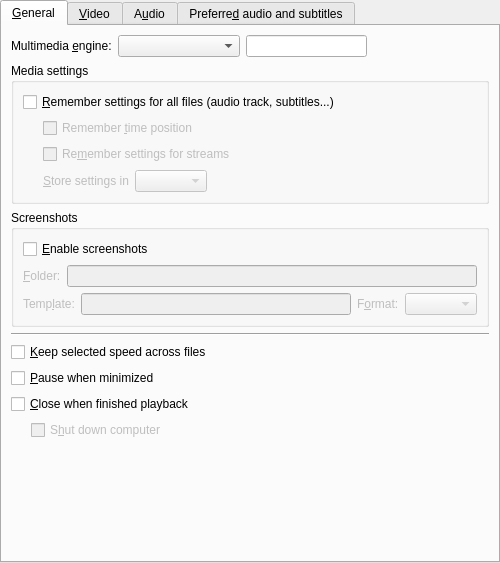
Above: src/prefgeneral.ui from smplayer-dev/smplayer before the change. Below: the same form after it.
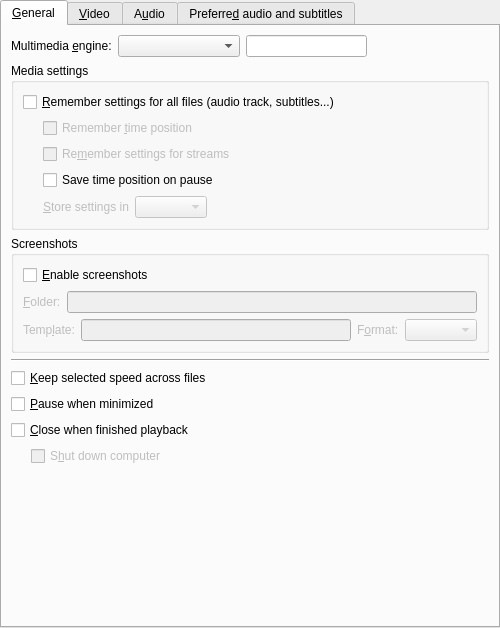
That is the form after the change. Custom widgets are drawn as their Qt base class.

Commit message: Add setting for saving recents and video position on pause

Diff of the .ui file:
```diff
--- a/src/prefgeneral.ui
+++ b/src/prefgeneral.ui
@@ -7,7 +7,7 @@
     <x>0</x>
     <y>0</y>
     <width>500</width>
-    <height>563</height>
+    <height>628</height>
    </rect>
   </property>
   <layout class="QVBoxLayout">
@@ -85,39 +85,7 @@
           </item>
           <item>
            <layout class="QGridLayout">
-            <item row="0" column="0" rowspan="3">
-             <spacer>
-              <property name="orientation">
-               <enum>Qt::Horizontal</enum>
-              </property>
-              <property name="sizeType">
-               <enum>QSizePolicy::Preferred</enum>
-              </property>
-              <property name="sizeHint" stdset="0">
-               <size>
-                <width>20</width>
-                <height>61</height>
-               </size>
-              </property>
-             </spacer>
-            </item>
-            <item row="0" column="1">
-             <widget class="QCheckBox" name="remember_time_check">
-              <property name="enabled">
-               <bool>false</bool>
-              </property>
-              <property name="sizePolicy">
-               <sizepolicy hsizetype="MinimumExpanding" vsizetype="Fixed">
-                <horstretch>0</horstretch>
-                <verstretch>0</verstretch>
-               </sizepolicy>
-              </property>
-              <property name="text">
-               <string>Remember &amp;time position</string>
-              </property>
-             </widget>
-            </item>
-            <item row="2" column="1">
+            <item row="3" column="1">
              <layout class="QHBoxLayout">
               <item>
                <widget class="QLabel" name="filesettings_method_label">
@@ -154,6 +122,38 @@
               </item>
              </layout>
             </item>
+            <item row="0" column="0" rowspan="4">
+             <spacer>
+              <property name="orientation">
+               <enum>Qt::Orientation::Horizontal</enum>
+              </property>
+              <property name="sizeType">
+               <enum>QSizePolicy::Policy::Preferred</enum>
+              </property>
+              <property name="sizeHint" stdset="0">
+               <size>
+                <width>20</width>
+                <height>61</height>
+               </size>
+              </property>
+             </spacer>
+            </item>
+            <item row="0" column="1">
+             <widget class="QCheckBox" name="remember_time_check">
+              <property name="enabled">
+               <bool>false</bool>
+              </property>
+              <property name="sizePolicy">
+               <sizepolicy hsizetype="MinimumExpanding" vsizetype="Fixed">
+                <horstretch>0</horstretch>
+                <verstretch>0</verstretch>
+               </sizepolicy>
+              </property>
+              <property name="text">
+               <string>Remember &amp;time position</string>
+              </property>
+             </widget>
+            </item>
             <item row="1" column="1">
              <widget class="QCheckBox" name="remember_streams_check">
               <property name="enabled">
@@ -164,6 +164,13 @@
               </property>
              </widget>
             </item>
+            <item row="2" column="1">
+             <widget class="QCheckBox" name="remember_on_pause_check">
+              <property name="text">
+               <string>Save time position on pause</string>
+              </property>
+             </widget>
+            </item>
            </layout>
           </item>
          </layout>
```
Left out of the diff: 105 changed lines with no effect on the pictures. The commit also changes 4 other files.
